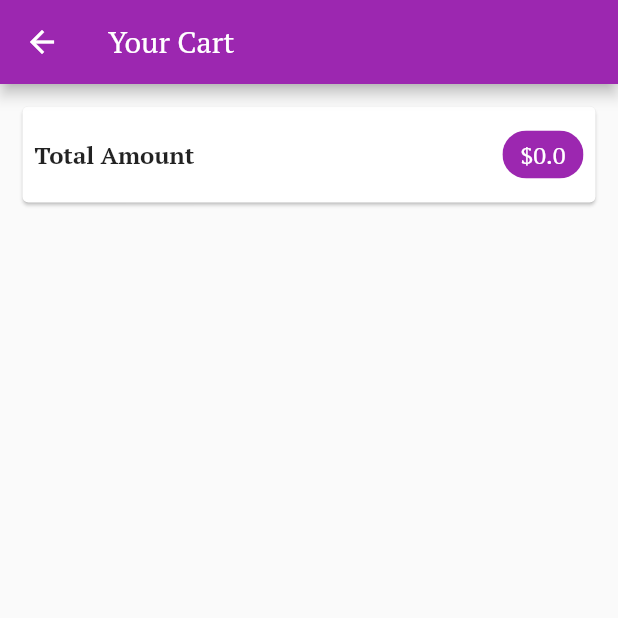
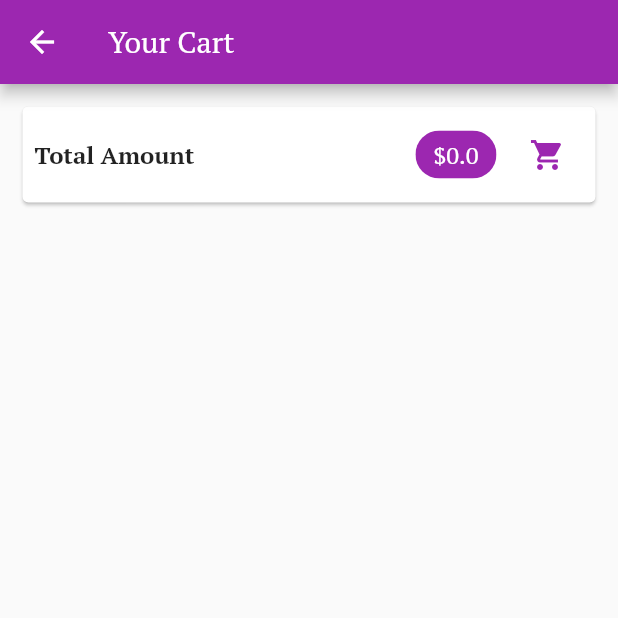
Before and after one commit to daninikkhah/shop_app, a Flutter app: the CartScreen screen opened by its route, on a phone screen of 412 x 824 dp, the top half of it. Run offline on Flutter 3.47's test engine with Material 2 defaults, Android fonts, the phone set to English and light mode, and no system bars; our stand-ins replace google_fonts; network calls fail.

Commit message:
CartScreen

```diff
--- a/lib/screens/cart_screen.dart
+++ b/lib/screens/cart_screen.dart
@@ -35,17 +35,15 @@ class CartScreen extends StatelessWidget {
                     ),
                     backgroundColor: Theme.of(context).primaryColor,
                   ),
-//                  const SizedBox(
-//                    width: 10,
-//                  ),
-//                  FlatButton(
-//                      onPressed: null,
-//                      child: Text(
-//                        'ORDER NOW',
-//                        style: TextStyle(
-//                            color: Theme.of(context).primaryColor,
-//                            fontSize: 16),
-//                      ))
+                  const SizedBox(
+                    width: 10,
+                  ),
+                  IconButton(
+                      icon: Icon(
+                        Icons.shopping_cart,
+                        color: Theme.of(context).primaryColor,
+                      ),
+                      onPressed: () {})
                 ],
               ),
             ),
--- a/lib/screens/product_overview_screen.dart
+++ b/lib/screens/product_overview_screen.dart
@@ -42,7 +42,7 @@ class _ProductOverviewScreenState extends State<ProductOverviewScreen> {
             builder: (context, ch, _) => Badge(
               value: cart.count,
               child: IconButton(
-                icon: Icon(Icons.shopping_cart),
+                icon: Icon(Icons.add_shopping_cart),
                 onPressed: () {
                   Navigator.of(context).pushNamed(CartScreen.route);
                 },
```
